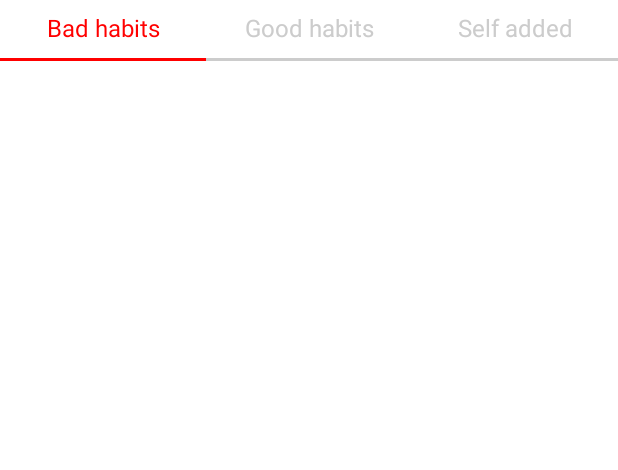
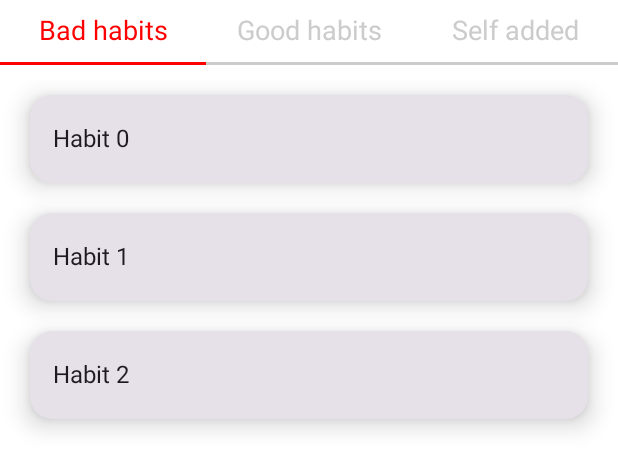
Before and after one commit to sali1290/Habitino, an Android app built with Jetpack Compose: the @Preview function MainHabitScreenPreview, on a phone screen of 412 x 824 dp. Shown: the top 470 px of the screen. Run offline under Robolectric (Android 15) with nearby library versions, the phone set to English and light mode, and no system bars.

Commit message:
Implement HabitItem and and create a LazyColumn to show them

```diff
--- /dev/null
+++ b/app/src/main/java/com/sali/habitino/view/component/HabitItem.kt
@@ -0,0 +1,29 @@
+package com.sali.habitino.view.component
+
+import androidx.compose.foundation.layout.fillMaxWidth
+import androidx.compose.foundation.layout.padding
+import androidx.compose.foundation.shape.RoundedCornerShape
+import androidx.compose.material3.Card
+import androidx.compose.material3.CardDefaults
+import androidx.compose.material3.Text
+import androidx.compose.runtime.Composable
+import androidx.compose.ui.Modifier
+import androidx.compose.ui.unit.dp
+import androidx.compose.ui.unit.sp
+
+@Composable
+fun HabitItem(title: String) {
+    Card(
+        modifier = Modifier
+            .fillMaxWidth()
+            .padding(10.dp),
+        elevation = CardDefaults.elevatedCardElevation(10.dp),
+        shape = RoundedCornerShape(size = 15.dp)
+    ) {
+        Text(
+            text = title,
+            fontSize = 16.sp,
+            modifier = Modifier.padding(vertical = 20.dp, horizontal = 15.dp)
+        )
+    }
+}
--- a/app/src/main/java/com/sali/habitino/view/component/HabitMenuItem.kt
+++ b/app/src/main/java/com/sali/habitino/view/component/HabitMenuItem.kt
@@ -30,7 +30,7 @@ fun HabitMenuItem(
     ) {
         Text(
             text = text,
-            fontSize = 16.sp,
+            fontSize = 18.sp,
             modifier = Modifier.padding(10.dp),
             color = if (enabled) enabledColor else disabledColor
         )
--- a/app/src/main/java/com/sali/habitino/view/screen/MainHabitScreen.kt
+++ b/app/src/main/java/com/sali/habitino/view/screen/MainHabitScreen.kt
@@ -5,6 +5,8 @@ import androidx.compose.foundation.layout.Column
 import androidx.compose.foundation.layout.Row
 import androidx.compose.foundation.layout.fillMaxSize
 import androidx.compose.foundation.layout.fillMaxWidth
+import androidx.compose.foundation.layout.padding
+import androidx.compose.foundation.lazy.LazyColumn
 import androidx.compose.runtime.Composable
 import androidx.compose.runtime.getValue
 import androidx.compose.runtime.mutableStateOf
@@ -13,6 +15,8 @@ import androidx.compose.runtime.setValue
 import androidx.compose.ui.Modifier
 import androidx.compose.ui.graphics.Color
 import androidx.compose.ui.tooling.preview.Preview
+import androidx.compose.ui.unit.dp
+import com.sali.habitino.view.component.HabitItem
 import com.sali.habitino.view.component.HabitMenuItem
 
 @Composable
@@ -21,6 +25,8 @@ fun MainHabitScreen() {
     var badHabitListEnabled by remember { mutableStateOf(true) }
     var goodHabitListEnabled by remember { mutableStateOf(false) }
     var selfAddedHabitListEnabled by remember { mutableStateOf(false) }
+
+//    var habitList = remember { mutableStateListOf() }
 
     Column(modifier = Modifier.fillMaxSize()) {
         Row(
@@ -61,7 +67,15 @@ fun MainHabitScreen() {
             }
         }
 
-
+        LazyColumn(
+            modifier = Modifier
+                .fillMaxSize()
+                .padding(10.dp)
+        ) {
+            items(3) {
+                HabitItem(title = "Habit $it")
+            }
+        }
 
     }
 
```
